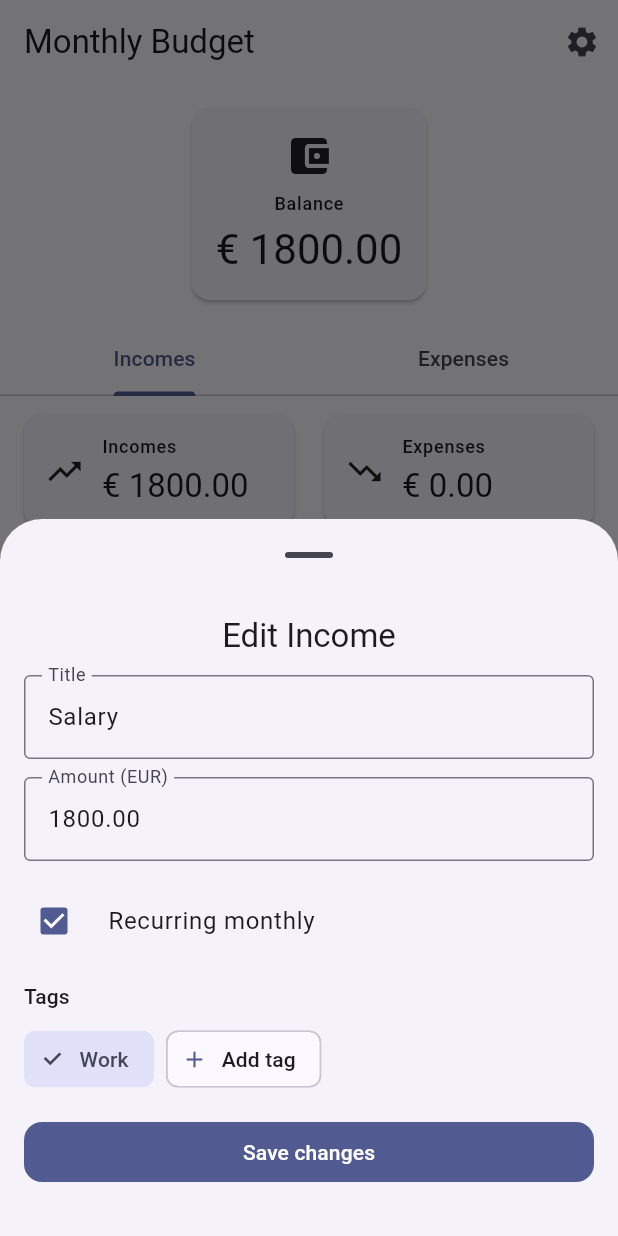
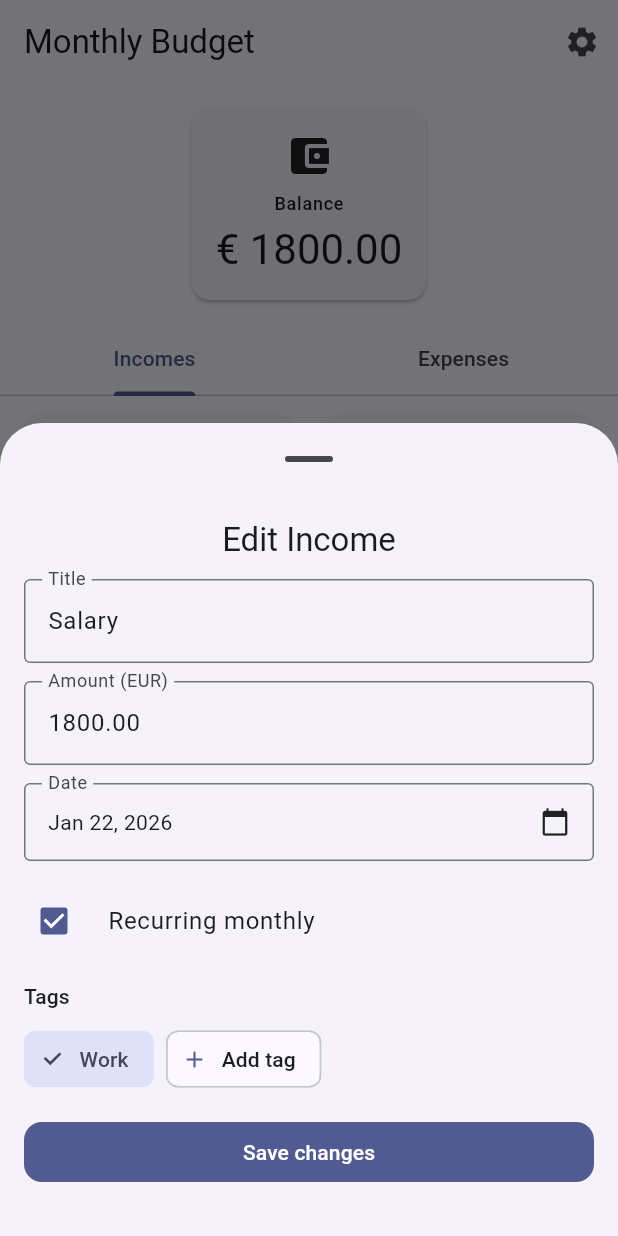
Before and after one commit to Manuel-Array/monthly-budget, a Flutter app: the screen it shows after launch, after a tap on "Salary", on a phone screen of 412 x 824 dp. Run offline on Flutter 3.47's test engine with Material 3 defaults, Android fonts, the phone set to English and light mode, and no system bars; our stand-ins replace hive, hive_flutter; accounts and stored records are empty.

Commit message:
Add date picker to item creation and editing

```diff
--- a/lib/widgets/add_item_sheet.dart
+++ b/lib/widgets/add_item_sheet.dart
@@ -1,4 +1,5 @@
 import 'package:flutter/material.dart';
+import 'package:intl/intl.dart';
 import 'package:provider/provider.dart';
 
 import 'package:monthly_budget/app_state.dart';
@@ -28,6 +29,7 @@ class _AddItemSheetState
   bool _isRecurring = false;
   Set<String> _selectedTags = {};
   final Set<String> _sessionTags = {};
+  late DateTime _date;
 
   @override
   void initState() {
@@ -39,6 +41,9 @@ class _AddItemSheetState
       _amountController.text = item.amount.toStringAsFixed(2);
       _isRecurring = item.isRecurring;
       _selectedTags = item.tags.toSet();
+      _date = item.date ?? DateTime.now();
+    } else {
+      _date = DateTime.now();
     }
   }
 
@@ -75,6 +80,7 @@ class _AddItemSheetState
       amount: amount,
       isRecurring: _isRecurring,
       tags: _selectedTags.toList(),
+      date: _date,
     );
 
     final appState = context.read<AppState>();
@@ -92,6 +98,7 @@ class _AddItemSheetState
         amount: amount,
         isRecurring: _isRecurring,
         tags: _selectedTags.toList(),
+        date: _date,
       );
 
       widget.isIncome
@@ -100,6 +107,18 @@ class _AddItemSheetState
     }
 
     Navigator.of(context).pop();
+  }
+
+  Future<void> _pickDate() async {
+    final picked = await showDatePicker(
+      context: context,
+      initialDate: _date,
+      firstDate: DateTime(2020),
+      lastDate: DateTime(2100),
+    );
+    if (picked != null) {
+      setState(() => _date = picked);
+    }
   }
 
   void _showAddTagDialog() {
@@ -196,6 +215,24 @@ class _AddItemSheetState
                     decimal: true),
           ),
           const SizedBox(height: 12),
+          InkWell(
+            onTap: _pickDate,
+            borderRadius: BorderRadius.circular(8),
+            child: InputDecorator(
+              decoration: const InputDecoration(
+                labelText: 'Date',
+                border: OutlineInputBorder(),
+              ),
+              child: Row(
+                mainAxisAlignment: MainAxisAlignment.spaceBetween,
+                children: [
+                  Text(DateFormat.yMMMd().format(_date)),
+                  const Icon(Icons.calendar_today, size: 20),
+                ],
+              ),
+            ),
+          ),
+          const SizedBox(height: 12),
           CheckboxListTile(
             value: _isRecurring,
             onChanged: (value) =>
```
